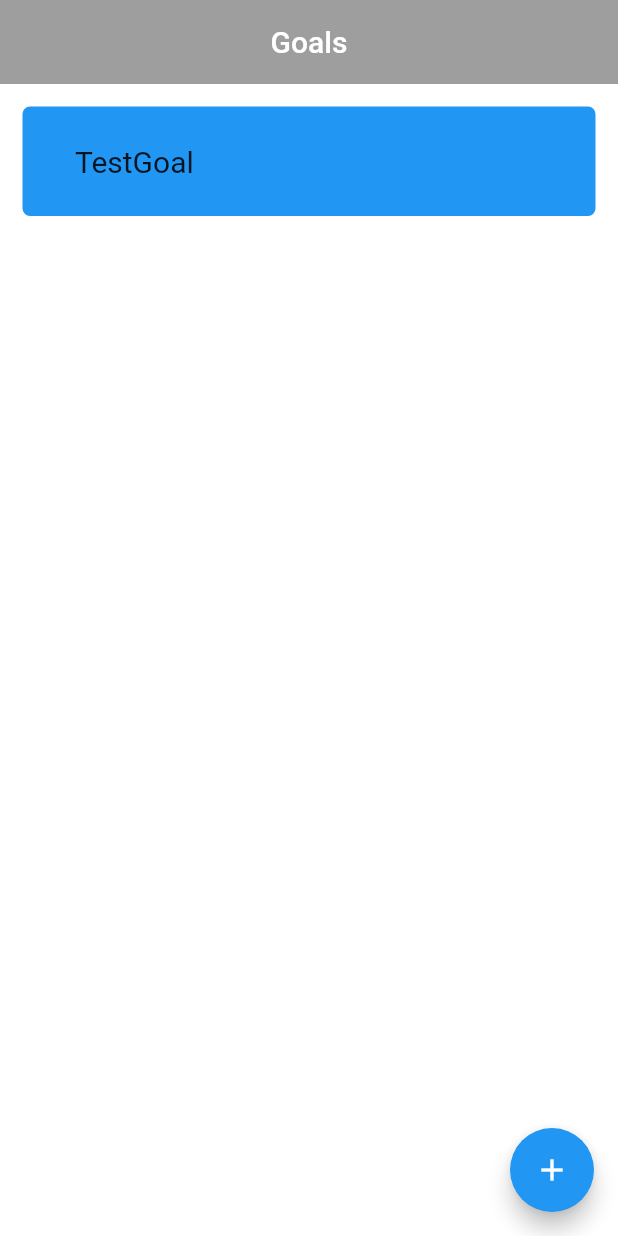
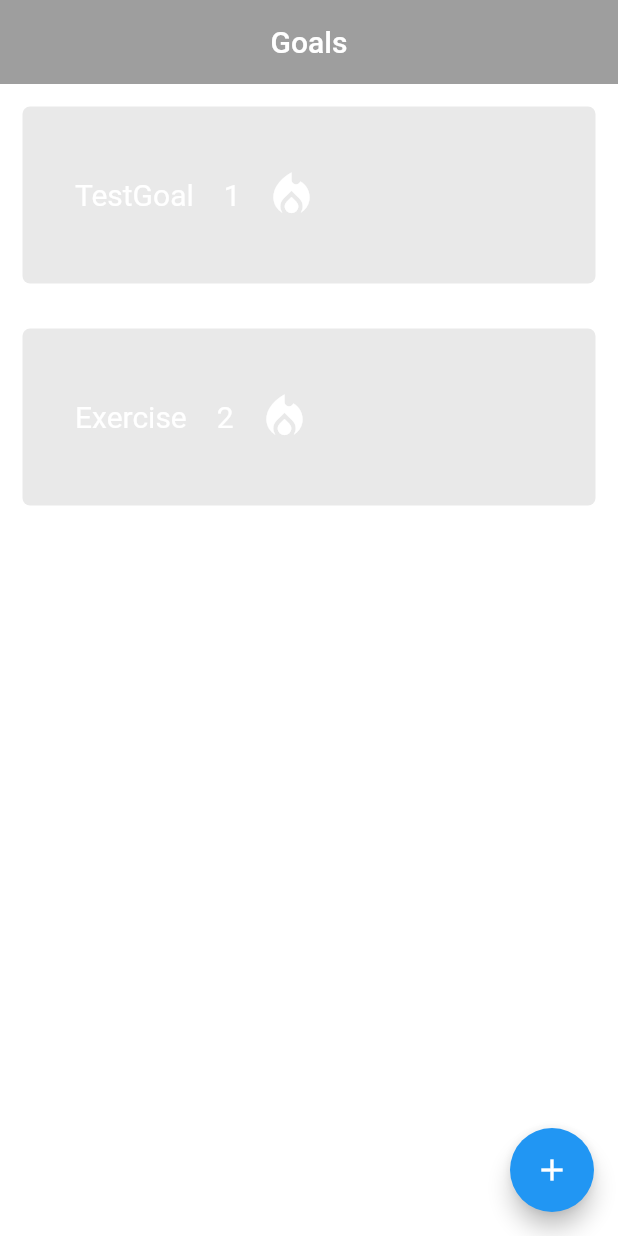
Before and after one commit to kilianjj/DailyGoalApp, a Flutter app: the screen it shows after launch, on a phone screen of 412 x 824 dp. Run offline on Flutter 3.47's test engine with Material 2 defaults, Android fonts, the phone set to English and light mode, and no system bars; drawn by our look-alikes of flutter_slidable; missing offline and left inert: gradient_icon.

Commit message:
Gradient Button

```diff
--- a/daily_goal_app/lib/pages/home_page.dart
+++ b/daily_goal_app/lib/pages/home_page.dart
@@ -1,5 +1,5 @@
+import 'package:daily_goal_app/util/database.dart';
 import 'package:daily_goal_app/util/goal_tile.dart';
-import 'package:daily_goal_app/util/database.dart';
 import 'package:flutter/material.dart';
 
 class HomePage extends StatefulWidget {
@@ -26,9 +26,11 @@ class _HomePageState extends State<HomePage> {
           child: Icon(Icons.add),
         ),
         body: ListView.builder(
-            itemCount: goals.length,
-            itemBuilder: (context, index) {
-              return GoalTile(goal: goals[index]);
-            }));
+                itemCount: nonListGoals.length,
+                itemBuilder: (context, index) {
+                  return GoalTile(goal: nonListGoals[index]);
+                }
+              )
+    );
   }
 }
--- /dev/null
+++ b/daily_goal_app/lib/util/button.dart
@@ -0,0 +1,35 @@
+import 'package:flutter/material.dart';
+import 'package:gradient_icon/gradient_icon.dart';
+
+class FireButton extends StatefulWidget {
+  @override
+  _FireButtonState createState() => _FireButtonState();
+}
+
+class _FireButtonState extends State<FireButton> {
+  bool isClicked = false;
+
+  @override
+  Widget build(BuildContext context) {
+    return InkResponse(
+        onTap: () {
+          setState(() {
+            isClicked = !isClicked; // add function to update streak
+          });
+        },
+        child: Container(
+            padding: const EdgeInsets.all(16.0),
+            child: isClicked ?
+                const GradientIcon(icon: Icons.local_fire_department,
+                gradient: LinearGradient(
+                  colors: [Colors.deepOrange, Colors.pink],
+                  begin: Alignment.bottomCenter,
+                  end: Alignment.topCenter
+                  ),
+                  size: 50,
+                )
+                 :
+                const Icon(Icons.local_fire_department,
+                size: 36.0, color: Colors.white)));
+  }
+}
--- a/daily_goal_app/lib/util/database.dart
+++ b/daily_goal_app/lib/util/database.dart
@@ -1,8 +1,9 @@
 // eventually hive stuff
 import 'package:daily_goal_app/util/goal_tile.dart';
 
-List<Goal> goals = [
-  Goal(name: "TestGoal", streak: 1, duration: RepeatDuration.daily)
+List<Goal> nonListGoals = [
+  Goal(name: "TestGoal", streak: 1, duration: RepeatDuration.daily),
+  Goal(name: "Exercise", streak: 2, duration: RepeatDuration.daily)
 ];
 
 List<String> goalLists = ["Test", "DailyGoals", "School"];
--- a/daily_goal_app/lib/util/goal_tile.dart
+++ b/daily_goal_app/lib/util/goal_tile.dart
@@ -1,5 +1,6 @@
 import 'package:flutter/material.dart';
 import 'package:flutter_slidable/flutter_slidable.dart';
+import 'package:daily_goal_app/util/button.dart';
 
 enum RepeatDuration { daily, weekly, monthly, yearly }
 
@@ -32,35 +33,33 @@ class GoalTile extends StatelessWidget {
               children: [
                 SlidableAction(
                     onPressed: null,
+                    icon: Icons.edit,
+                    backgroundColor: Color.fromARGB(255, 206, 204, 204),
+                    borderRadius: BorderRadius.circular(5)),
+                SlidableAction(
+                    onPressed: null,
                     icon: Icons.delete,
                     backgroundColor: Colors.red,
-                borderRadius: BorderRadius.circular(5)
-            ),
-            SlidableAction(
-                onPressed: null,
-                icon: Icons.edit,
-                backgroundColor: Colors.grey,
-                borderRadius: BorderRadius.circular(5)
-              )
+                    borderRadius: BorderRadius.circular(5))
               ],
             ),
             child: Container(
                 padding: const EdgeInsets.all(25),
                 decoration: BoxDecoration(
-                color: Theme.of(context).primaryColor,
-                borderRadius: BorderRadius.circular(5)
-                ),
-            child: Row(
-              children: [
+                    color: Color.fromARGB(115, 207, 207, 207),
+                    borderRadius: BorderRadius.circular(5)),
+                child: Row(children: [
                   Padding(
-                  padding: const EdgeInsets.only(left: 10.0),
-                  child: Text(goal.name, style: const TextStyle(
-                    fontSize: 20
-                  ))
-                  )
-                ])
-            )
-        )
-      );
+                      padding: const EdgeInsets.all(10.0),
+                      child:
+                            Text(goal.name,
+                              style: const TextStyle(
+                              fontSize: 20, color: Colors.white))),
+                            const Padding(padding: EdgeInsets.all(5)),
+                            Text(goal.streak.toString(),
+                               style: const TextStyle(
+                              fontSize: 20, color: Colors.white)),
+                            FireButton()
+                ]))));
   }
 }
--- a/daily_goal_app/lib/util/list_build_helper.dart
+++ /dev/null
@@ -1,7 +0,0 @@
-import 'package:flutter/material.dart';
-
-ListView.builder(
-            itemCount: goals.length,
-            itemBuilder: (context, index) {
-              return GoalTile(goal: goals[index]);
-            }));
--- a/daily_goal_app/pubspec.yaml
+++ b/daily_goal_app/pubspec.yaml
@@ -34,10 +34,10 @@ dependencies:
   hive: ^2.2.3
   hive_flutter: ^1.1.0
 
-
   # The following adds the Cupertino Icons font to your application.
   # Use with the CupertinoIcons class for iOS style icons.
   cupertino_icons: ^1.0.2
+  gradient_icon: ^2.0.8
 
 dev_dependencies:
   flutter_test:
```
Also changed, not shown: daily_goal_app/pubspec.lock. Lines whose indentation alone changed are shown as unchanged.
